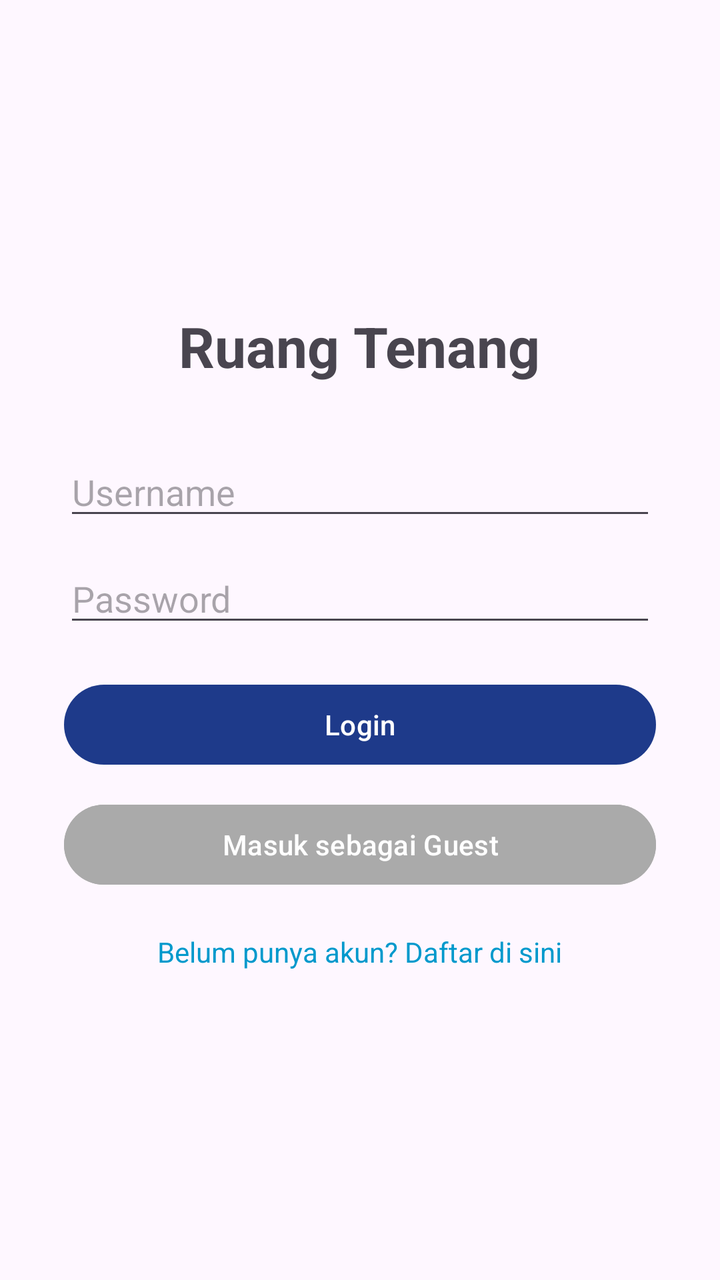
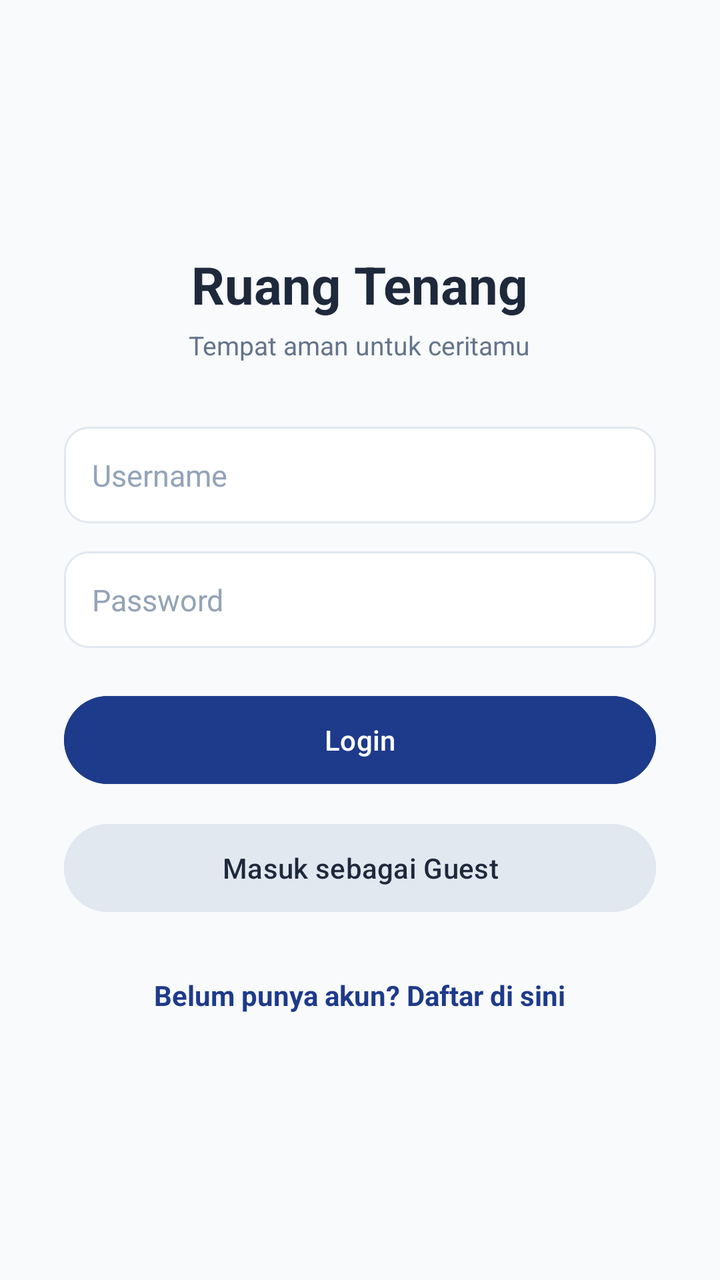

Before-and-after screenshots of an Android layout around one commit, followed by the original layout XML and the change that was made.
<!-- AndroidManifest.xml: application theme Theme.RuangTenang -->
<!-- res/layout/activity_login.xml -->
<?xml version="1.0" encoding="utf-8"?>
<LinearLayout xmlns:android="http://schemas.android.com/apk/res/android"
    android:layout_width="match_parent"
    android:layout_height="match_parent"
    android:orientation="vertical"
    android:gravity="center"
    android:padding="32dp">

    <TextView
        android:layout_width="wrap_content"
        android:layout_height="wrap_content"
        android:text="Ruang Tenang"
        android:textSize="28sp"
        android:textStyle="bold"
        android:layout_marginBottom="32dp" />

    <EditText
        android:id="@+id/et_username"
        android:layout_width="match_parent"
        android:layout_height="wrap_content"
        android:hint="Username"
        android:inputType="text"
        android:layout_marginBottom="12dp" />

    <EditText
        android:id="@+id/et_password"
        android:layout_width="match_parent"
        android:layout_height="wrap_content"
        android:hint="Password"
        android:inputType="textPassword"
        android:layout_marginBottom="20dp" />

    <Button
        android:id="@+id/btn_login"
        android:layout_width="match_parent"
        android:layout_height="wrap_content"
        android:text="Login"
        android:layout_marginBottom="12dp" />

    <Button
        android:id="@+id/btn_guest"
        android:layout_width="match_parent"
        android:layout_height="wrap_content"
        android:text="Masuk sebagai Guest"
        android:backgroundTint="@android:color/darker_gray"
        android:layout_marginBottom="20dp" />

    <TextView
        android:id="@+id/tv_go_register"
        android:layout_width="wrap_content"
        android:layout_height="wrap_content"
        android:text="Belum punya akun? Daftar di sini"
        android:textColor="@android:color/holo_blue_dark" />

</LinearLayout>
<!-- resources referenced by this layout -->
<resources>
  <style name="Theme.RuangTenang" parent="Base.Theme.RuangTenang" />
  <style name="Base.Theme.RuangTenang" parent="Theme.Material3.DayNight.NoActionBar">
          <item name="colorPrimary">@color/primary</item>
          <item name="colorPrimaryVariant">@color/primary</item>
          <item name="colorOnPrimary">@color/white</item>
          <item name="colorSecondaryContainer">#DCE8FB</item>
          <item name="colorOnSecondaryContainer">@color/primary</item>
          <item name="android:statusBarColor">@color/primary</item>
      </style>
  <color name="primary">#1E3A8A</color>
  <color name="white">#FFFFFFFF</color>
</resources>

<!-- the commit's change to res/layout/activity_login.xml (unified diff, before → after) -->
@@ -1,55 +1,77 @@
 <?xml version="1.0" encoding="utf-8"?>
-<LinearLayout xmlns:android="http://schemas.android.com/apk/res/android"
+<ScrollView xmlns:android="http://schemas.android.com/apk/res/android"
     android:layout_width="match_parent"
     android:layout_height="match_parent"
-    android:orientation="vertical"
-    android:gravity="center"
-    android:padding="32dp">
+    android:fillViewport="true"
+    android:background="@color/background">
 
-    <TextView
-        android:layout_width="wrap_content"
-        android:layout_height="wrap_content"
-        android:text="Ruang Tenang"
-        android:textSize="28sp"
-        android:textStyle="bold"
-        android:layout_marginBottom="32dp" />
-
-    <EditText
-        android:id="@+id/et_username"
+    <LinearLayout
         android:layout_width="match_parent"
         android:layout_height="wrap_content"
-        android:hint="Username"
-        android:inputType="text"
-        android:layout_marginBottom="12dp" />
+        android:orientation="vertical"
+        android:gravity="center"
+        android:padding="32dp">
 
-    <EditText
-        android:id="@+id/et_password"
-        android:layout_width="match_parent"
-        android:layout_height="wrap_content"
-        android:hint="Password"
-        android:inputType="textPassword"
-        android:layout_marginBottom="20dp" />
+        <TextView
+            android:layout_width="wrap_content"
+            android:layout_height="wrap_content"
+            android:text="Ruang Tenang"
+            android:textSize="26sp"
+            android:textStyle="bold"
+            android:textColor="@color/textPrimary" />
 
-    <Button
-        android:id="@+id/btn_login"
-        android:layout_width="match_parent"
-        android:layout_height="wrap_content"
-        android:text="Login"
-        android:layout_marginBottom="12dp" />
+        <TextView
+            android:layout_width="wrap_content"
+            android:layout_height="wrap_content"
+            android:text="Tempat aman untuk ceritamu"
+            android:textSize="13sp"
+            android:textColor="@color/textSecondary"
+            android:layout_marginTop="4dp"
+            android:layout_marginBottom="32dp" />
 
-    <Button
-        android:id="@+id/btn_guest"
-        android:layout_width="match_parent"
-        android:layout_height="wrap_content"
-        android:text="Masuk sebagai Guest"
-        android:backgroundTint="@android:color/darker_gray"
-        android:layout_marginBottom="20dp" />
+        <EditText
+            android:id="@+id/et_username"
+            style="@style/InputField"
+            android:layout_width="match_parent"
+            android:layout_height="wrap_content"
+            android:hint="Username"
+            android:inputType="text" />
 
-    <TextView
-        android:id="@+id/tv_go_register"
-        android:layout_width="wrap_content"
-        android:layout_height="wrap_content"
-        android:text="Belum punya akun? Daftar di sini"
-        android:textColor="@android:color/holo_blue_dark" />
+        <EditText
+            android:id="@+id/et_password"
+            style="@style/InputField"
+            android:layout_width="match_parent"
+            android:layout_height="wrap_content"
+            android:hint="Password"
+            android:inputType="textPassword"
+            android:layout_marginBottom="20dp" />
 
-</LinearLayout>
+        <Button
+            android:id="@+id/btn_login"
+            android:layout_width="match_parent"
+            android:layout_height="52dp"
+            android:text="Login"
+            android:backgroundTint="@color/primary"
+            android:textColor="@android:color/white"
+            android:layout_marginBottom="12dp" />
+
+        <Button
+            android:id="@+id/btn_guest"
+            android:layout_width="match_parent"
+            android:layout_height="52dp"
+            android:text="Masuk sebagai Guest"
+            android:backgroundTint="#E2E8F0"
+            android:textColor="@color/textPrimary"
+            android:layout_marginBottom="20dp" />
+
+        <TextView
+            android:id="@+id/tv_go_register"
+            android:layout_width="wrap_content"
+            android:layout_height="wrap_content"
+            android:padding="8dp"
+            android:text="Belum punya akun? Daftar di sini"
+            android:textColor="@color/primary"
+            android:textStyle="bold" />
+
+    </LinearLayout>
+</ScrollView>
<!-- resource entries referenced after the edit -->
@@ -1,6 +1,13 @@
 <!-- resources referenced by this layout -->
 <resources>
+  <color name="background">#F8FAFC</color>
   <style name="Theme.RuangTenang" parent="Base.Theme.RuangTenang" />
+  <!-- drawable selector_input_field (drawable) -->
+  <?xml version="1.0" encoding="utf-8"?>
+  <selector xmlns:android="http://schemas.android.com/apk/res/android">
+      <item android:state_focused="true" android:drawable="@drawable/bg_input_field_focused" />
+      <item android:drawable="@drawable/bg_input_field" />
+  </selector>
   <style name="Base.Theme.RuangTenang" parent="Theme.Material3.DayNight.NoActionBar">
           <item name="colorPrimary">@color/primary</item>
           <item name="colorPrimaryVariant">@color/primary</item>
@@ -9,7 +16,32 @@
           <item name="colorOnSecondaryContainer">@color/primary</item>
           <item name="android:statusBarColor">@color/primary</item>
       </style>
+  <!-- drawable bg_input_field_focused (drawable) -->
+  <?xml version="1.0" encoding="utf-8"?>
+  <shape xmlns:android="http://schemas.android.com/apk/res/android">
+      <solid android:color="@android:color/white" />
+      <corners android:radius="12dp" />
+      <stroke android:width="1.5dp" android:color="@color/primaryLight" />
+  </shape>
+  <!-- drawable bg_input_field (drawable) -->
+  <?xml version="1.0" encoding="utf-8"?>
+  <shape xmlns:android="http://schemas.android.com/apk/res/android">
+      <solid android:color="@android:color/white" />
+      <corners android:radius="12dp" />
+      <stroke android:width="1dp" android:color="#E2E8F0" />
+  </shape>
   <color name="primary">#1E3A8A</color>
+  <color name="textPrimary">#1e293b</color>
+  <color name="textSecondary">#64748b</color>
+  <style name="InputField">
+          <item name="android:background">@drawable/selector_input_field</item>
+          <item name="android:padding">14dp</item>
+          <item name="android:textSize">15sp</item>
+          <item name="android:textColor">@color/textPrimary</item>
+          <item name="android:textColorHint">#94A3B8</item>
+          <item name="android:layout_marginBottom">14dp</item>
+      </style>
   <color name="white">#FFFFFFFF</color>
+  <color name="primaryLight">#3B82F6</color>
 </resources>
 
